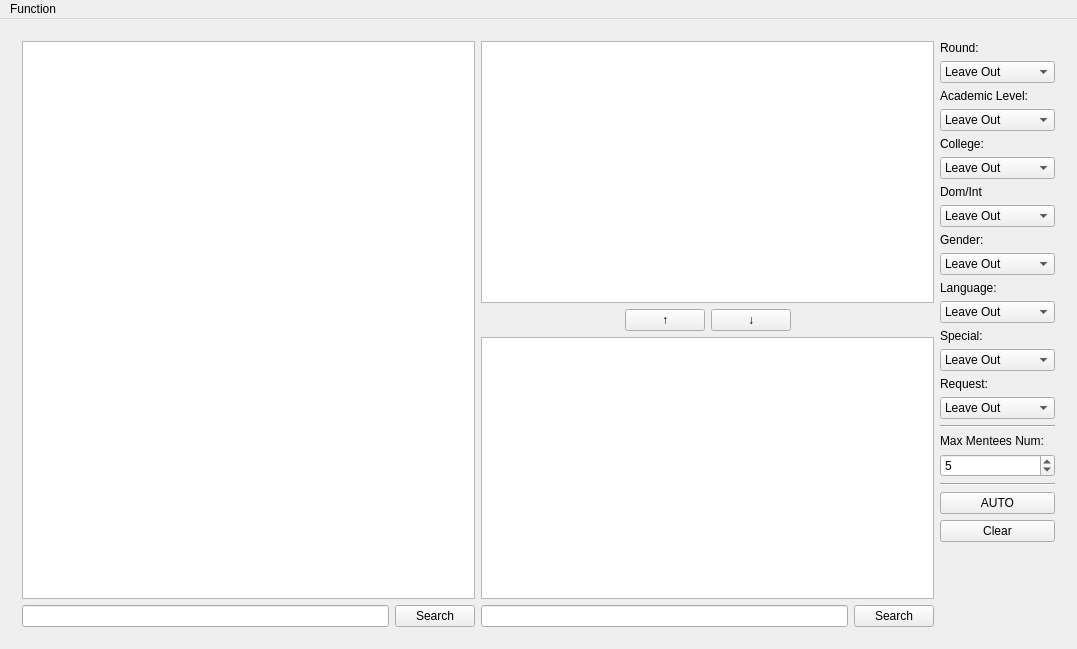
The window that Menters-and-Mentees-Matching-Program/mainwindow.ui (shuanglengyunji/Menters-and-Mentees-Matching-Program) describes before a commit, drawn with Qt 5.
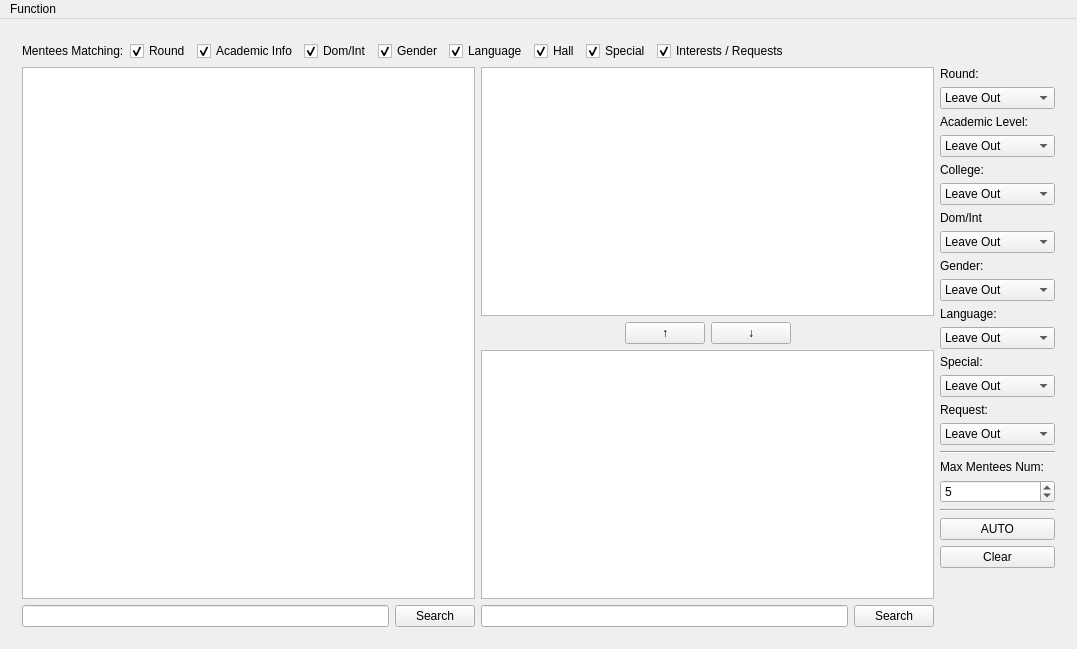
The same window after the commit. The open tabs and pages were chosen to show the change. Icons and pictures are not drawn.

Commit message: Add hide feature to match page

Patch:
```diff
--- a/Menters-and-Mentees-Matching-Program/mainwindow.ui
+++ b/Menters-and-Mentees-Matching-Program/mainwindow.ui
@@ -39,7 +39,7 @@
          <cursorShape>ArrowCursor</cursorShape>
         </property>
         <property name="currentIndex">
-         <number>0</number>
+         <number>4</number>
         </property>
         <widget class="QWidget" name="page_manage">
          <widget class="QWidget" name="gridLayoutWidget">
@@ -987,12 +987,39 @@
         </widget>
         <widget class="QWidget" name="page_matching">
          <layout class="QGridLayout" name="gridLayout_2">
+          <item row="1" column="1">
+           <layout class="QGridLayout" name="gridLayout_8">
+            <item row="0" column="0">
+             <layout class="QGridLayout" name="gridLayout_match_mentors">
+              <item row="1" column="0">
+               <layout class="QGridLayout" name="gridLayout_match_mentors_search">
+                <item row="1" column="0">
+                 <widget class="QLineEdit" name="lineEdit_match_search_mentors"/>
+                </item>
+                <item row="1" column="1">
+                 <widget class="QPushButton" name="pushButton_match_search_mentors">
+                  <property name="text">
+                   <string>Search</string>
+                  </property>
+                 </widget>
+                </item>
+               </layout>
+              </item>
+              <item row="0" column="0">
+               <widget class="QTableView" name="tableView_match_mentors">
+                <property name="sortingEnabled">
+                 <bool>true</bool>
+                </property>
+               </widget>
+              </item>
+             </layout>
+            </item>
           <item row="0" column="1">
            <layout class="QGridLayout" name="gridLayout_match_mentees">
-            <item row="0" column="0">
-             <widget class="QTableView" name="tableView_match_mentees_matched">
+              <item row="3" column="0">
+               <widget class="QTableView" name="tableView_match_mentees_to_be_match">
               <property name="sortingEnabled">
-               <bool>false</bool>
+                 <bool>true</bool>
               </property>
              </widget>
             </item>
@@ -1054,38 +1081,13 @@
               </item>
              </layout>
             </item>
-            <item row="3" column="0">
-             <widget class="QTableView" name="tableView_match_mentees_to_be_match">
-              <property name="sortingEnabled">
-               <bool>true</bool>
-              </property>
-             </widget>
-            </item>
-           </layout>
-          </item>
           <item row="0" column="0">
-           <layout class="QGridLayout" name="gridLayout_match_mentors">
-            <item row="0" column="0">
-             <widget class="QTableView" name="tableView_match_mentors">
+               <widget class="QTableView" name="tableView_match_mentees_matched">
               <property name="sortingEnabled">
-               <bool>true</bool>
+                 <bool>false</bool>
               </property>
              </widget>
             </item>
-            <item row="1" column="0">
-             <layout class="QGridLayout" name="gridLayout_match_mentors_search">
-              <item row="1" column="0">
-               <widget class="QLineEdit" name="lineEdit_match_search_mentors"/>
-              </item>
-              <item row="1" column="1">
-               <widget class="QPushButton" name="pushButton_match_search_mentors">
-                <property name="text">
-                 <string>Search</string>
-                </property>
-               </widget>
-              </item>
-             </layout>
-            </item>
            </layout>
           </item>
           <item row="0" column="2">
@@ -1420,6 +1422,112 @@
            </layout>
           </item>
          </layout>
+          </item>
+          <item row="0" column="1">
+           <layout class="QGridLayout" name="gridLayout_11">
+            <item row="0" column="2">
+             <widget class="QCheckBox" name="checkBox_match_academic_info">
+              <property name="text">
+               <string>Academic Info</string>
+              </property>
+              <property name="checked">
+               <bool>true</bool>
+              </property>
+             </widget>
+            </item>
+            <item row="0" column="0">
+             <widget class="QLabel" name="label_match_mentees">
+              <property name="text">
+               <string>Mentees Matching:</string>
+              </property>
+             </widget>
+            </item>
+            <item row="0" column="1">
+             <widget class="QCheckBox" name="checkBox_match_round">
+              <property name="text">
+               <string>Round</string>
+              </property>
+              <property name="checked">
+               <bool>true</bool>
+              </property>
+             </widget>
+            </item>
+            <item row="0" column="4">
+             <widget class="QCheckBox" name="checkBox_match_gender">
+              <property name="text">
+               <string>Gender</string>
+              </property>
+              <property name="checked">
+               <bool>true</bool>
+              </property>
+             </widget>
+            </item>
+            <item row="0" column="5">
+             <widget class="QCheckBox" name="checkBox_match_language">
+              <property name="text">
+               <string>Language</string>
+              </property>
+              <property name="checked">
+               <bool>true</bool>
+              </property>
+             </widget>
+            </item>
+            <item row="0" column="3">
+             <widget class="QCheckBox" name="checkBox_match_type">
+              <property name="text">
+               <string>Dom/Int</string>
+              </property>
+              <property name="checked">
+               <bool>true</bool>
+              </property>
+             </widget>
+            </item>
+            <item row="0" column="9">
+             <spacer name="horizontalSpacer_match">
+              <property name="orientation">
+               <enum>Qt::Horizontal</enum>
+              </property>
+              <property name="sizeHint" stdset="0">
+               <size>
+                <width>40</width>
+                <height>20</height>
+               </size>
+              </property>
+             </spacer>
+            </item>
+            <item row="0" column="7">
+             <widget class="QCheckBox" name="checkBox_match_special">
+              <property name="text">
+               <string>Special</string>
+              </property>
+              <property name="checked">
+               <bool>true</bool>
+              </property>
+             </widget>
+            </item>
+            <item row="0" column="6">
+             <widget class="QCheckBox" name="checkBox_match_hall">
+              <property name="text">
+               <string>Hall</string>
+              </property>
+              <property name="checked">
+               <bool>true</bool>
+              </property>
+             </widget>
+            </item>
+            <item row="0" column="8">
+             <widget class="QCheckBox" name="checkBox_match_interests">
+              <property name="text">
+               <string>Interests / Requests</string>
+              </property>
+              <property name="checked">
+               <bool>true</bool>
+              </property>
+             </widget>
+            </item>
+           </layout>
+          </item>
+         </layout>
         </widget>
        </widget>
       </item>
@@ -1469,7 +1577,7 @@
     <bool>true</bool>
    </property>
    <property name="text">
-    <string>Mentees Grouping</string>
+    <string>Mentees Matching</string>
    </property>
   </action>
   <action name="actionMentors_Grouping">
```
Lines whose indentation alone changed are shown as unchanged. The commit also changes 2 other files.
